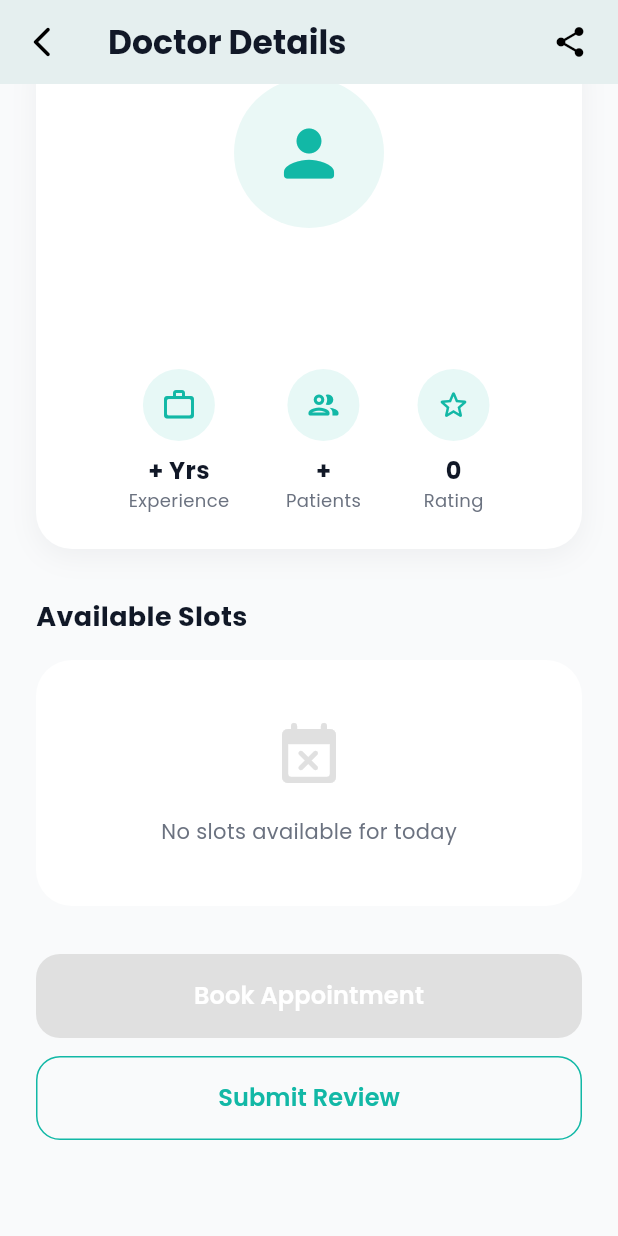
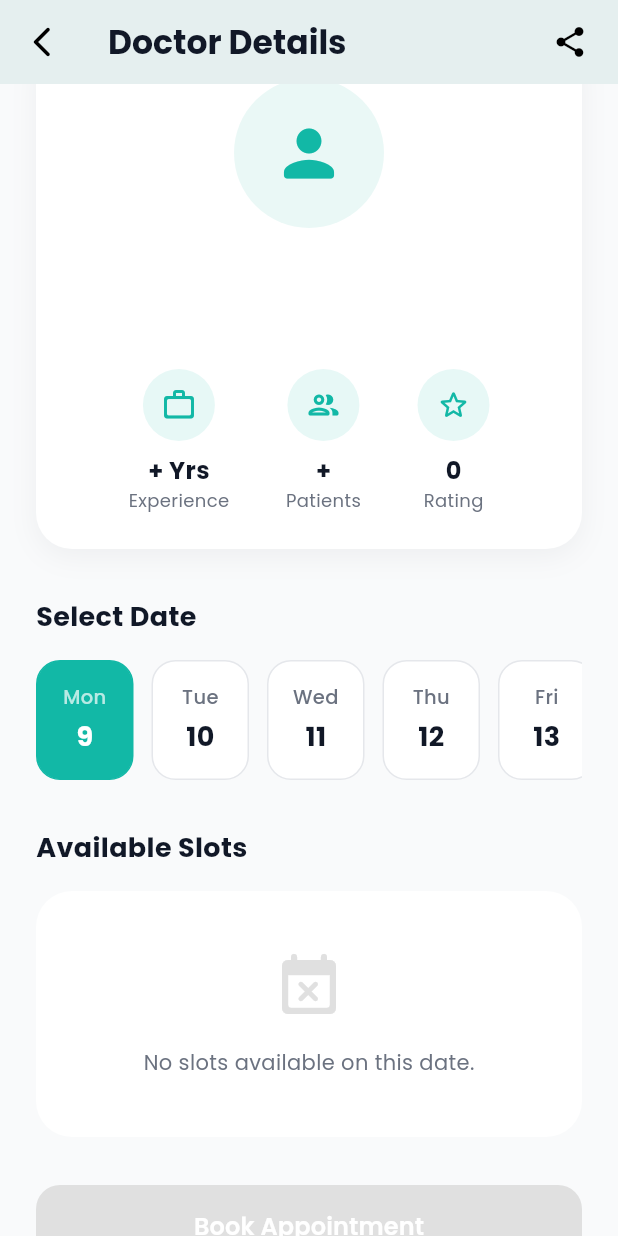
Before and after one commit to ShadaMaitexa/laablume, a Flutter app: the DoctorDetailScreen screen opened directly with empty values, scrolled down 52 dp, on a phone screen of 412 x 824 dp. Run offline on Flutter 3.47's test engine with Material 3 defaults, Android fonts, the phone set to English and light mode, and no system bars; our stand-ins replace file_picker, google_fonts, image_picker, pinput, share_plus, shared_preferences; missing offline and left inert: razorpay_flutter; accounts and stored records are empty; network calls fail.

Commit message:
feat: Introduce DoctorDetailScreen for viewing doctor profiles and booking slots, complemented by a new API test script.

```diff
--- a/lib/screens/doctor_detail_screen.dart
+++ b/lib/screens/doctor_detail_screen.dart
@@ -18,13 +18,22 @@ class DoctorDetailScreen extends StatefulWidget {
 class _DoctorDetailScreenState extends State<DoctorDetailScreen> {
   Stream<List<dynamic>>? _slotsStream;
   String? _selectedSlot;
+  DateTime _selectedDate = DateTime.now();
 
   @override
   void initState() {
     super.initState();
+    _updateSlotsStream();
+  }
+
+  void _updateSlotsStream() {
     final provider = context.read<PatientProvider>();
     final docId = widget.doctor['id'] ?? widget.doctor['_id'] ?? '';
-    _slotsStream = provider.watchDoctorSlots(docId);
+    final String dateStr = _selectedDate.toIso8601String().split('T')[0];
+    setState(() {
+      _slotsStream = provider.watchDoctorSlots(docId, date: dateStr);
+      _selectedSlot = null;
+    });
   }
 
   @override
@@ -68,6 +77,10 @@ class _DoctorDetailScreenState extends State<DoctorDetailScreen> {
           crossAxisAlignment: CrossAxisAlignment.start,
           children: [
             _buildDoctorHeader(),
+            const SizedBox(height: 32),
+            _buildSectionHeader('Select Date'),
+            const SizedBox(height: 16),
+            _buildDateSelector(),
             const SizedBox(height: 32),
             _buildSectionHeader('Available Slots'),
             const SizedBox(height: 16),
@@ -202,6 +215,79 @@ class _DoctorDetailScreenState extends State<DoctorDetailScreen> {
     );
   }
 
+  Widget _buildDateSelector() {
+    return SizedBox(
+      height: 80,
+      child: ListView.builder(
+        scrollDirection: Axis.horizontal,
+        itemCount: 14, // Show next 14 days
+        itemBuilder: (context, index) {
+          final date = DateTime.now().add(Duration(days: index));
+          final isSelected =
+              date.year == _selectedDate.year &&
+              date.month == _selectedDate.month &&
+              date.day == _selectedDate.day;
+
+          final dayName = [
+            'Mon',
+            'Tue',
+            'Wed',
+            'Thu',
+            'Fri',
+            'Sat',
+            'Sun',
+          ][date.weekday - 1];
+
+          return GestureDetector(
+            onTap: () {
+              _selectedDate = date;
+              _updateSlotsStream();
+            },
+            child: Container(
+              width: 65,
+              margin: const EdgeInsets.only(right: 12),
+              decoration: BoxDecoration(
+                color: isSelected ? const Color(0xFF12B8A6) : Colors.white,
+                borderRadius: BorderRadius.circular(16),
+                border: Border.all(
+                  color: isSelected
+                      ? const Color(0xFF12B8A6)
+                      : const Color(0xFFE5E7EB),
+                ),
+              ),
+              child: Column(
+                mainAxisAlignment: MainAxisAlignment.center,
+                children: [
+                  Text(
+                    dayName,
+                    style: GoogleFonts.poppins(
+                      fontSize: 13,
+                      fontWeight: FontWeight.w500,
+                      color: isSelected
+                          ? Colors.white70
+                          : const Color(0xFF6B7280),
+                    ),
+                  ),
+                  const SizedBox(height: 4),
+                  Text(
+                    '${date.day}',
+                    style: GoogleFonts.poppins(
+                      fontSize: 18,
+                      fontWeight: FontWeight.w700,
+                      color: isSelected
+                          ? Colors.white
+                          : const Color(0xFF111827),
+                    ),
+                  ),
+                ],
+              ),
+            ),
+          );
+        },
+      ),
+    );
+  }
+
   Widget _buildEmptySlots() {
     return Container(
       padding: const EdgeInsets.all(40),
@@ -215,7 +301,7 @@ class _DoctorDetailScreenState extends State<DoctorDetailScreen> {
           Icon(Icons.event_busy_rounded, size: 48, color: Colors.grey[300]),
           const SizedBox(height: 16),
           Text(
-            'No slots available for today',
+            'No slots available on this date.',
             style: GoogleFonts.poppins(color: const Color(0xFF6B7280)),
           ),
         ],
@@ -339,7 +425,7 @@ class _DoctorDetailScreenState extends State<DoctorDetailScreen> {
           bookingData: {
             'doctorId': widget.doctor['id'] ?? widget.doctor['_id'],
             'slot': _selectedSlot,
-            'date': DateTime.now().toIso8601String().split('T')[0],
+            'date': _selectedDate.toIso8601String().split('T')[0],
           },
         ),
       ),
```
Also changed, not shown: 1 other file.
